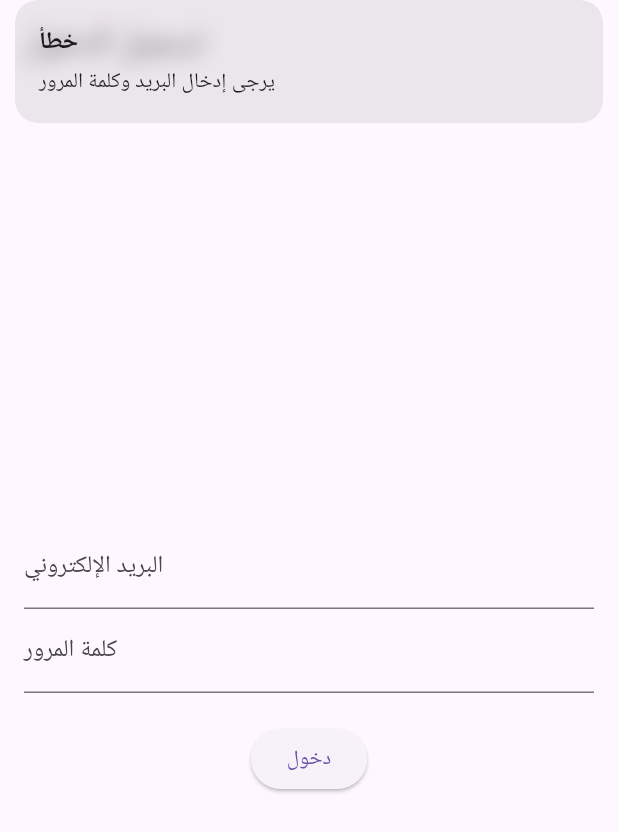
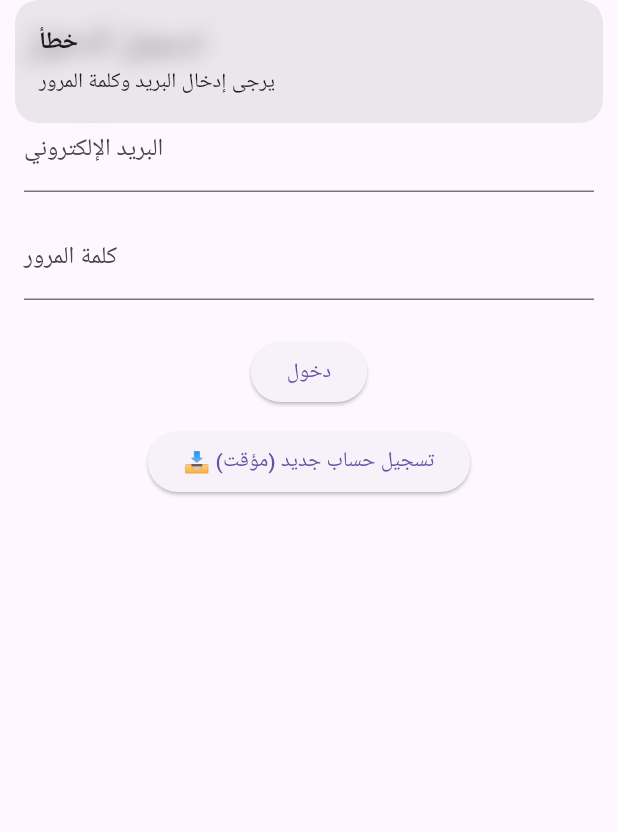
Before and after one commit to hakibatii/trip_app, a Flutter app: the screen it shows after launch, after a tap on "دخول", on a phone screen of 412 x 824 dp. Shown: the top 832 px of the screen. Run offline on Flutter 3.47's test engine with Material 3 defaults, Android fonts, the phone set to English and light mode, and no system bars; our stand-ins replace get, get_storage, google_maps_flutter.

Commit message:
initial commit

```diff
--- a/lib/views/login_screen.dart
+++ b/lib/views/login_screen.dart
@@ -1,51 +1,95 @@
 import 'package:flutter/material.dart';
 import 'package:get/get.dart';
-import 'package:firebase_auth/firebase_auth.dart';
+import 'package:http/http.dart' as http;
+import 'dart:convert';
+import 'package:get_storage/get_storage.dart';
 
 class LoginScreen extends StatelessWidget {
   final emailController = TextEditingController();
   final passwordController = TextEditingController();
-  final FirebaseAuth _auth = FirebaseAuth.instance;
 
-  void login(BuildContext context) async {
+  Future<void> login() async {
     final email = emailController.text.trim();
     final password = passwordController.text.trim();
 
     if (email.isEmpty || password.isEmpty) {
-      Get.snackbar('خطأ', 'يرجى إدخال البريد وكلمة المرور');
+      Get.snackbar("خطأ", "يرجى إدخال البريد وكلمة المرور");
       return;
     }
 
     try {
-      await _auth.signInWithEmailAndPassword(email: email, password: password);
-      Get.offAllNamed('/home'); // ✅ الانتقال للرئيسية بعد النجاح
+      final response = await http.post(
+        Uri.parse("https://hakibatii.000webhostapp.com/api/login"),
+        body: {
+          "email": email,
+          "password": password,
+        },
+      );
+
+      final data = json.decode(response.body);
+
+      if (data["status"] == true) {
+        final box = GetStorage();
+        box.write('isLoggedIn', true); // ✅ حفظ الجلسة
+        Get.offAllNamed('/home'); // ✅ انتقال إلى الصفحة الرئيسية
+      } else {
+        Get.snackbar("فشل", data["message"] ?? "فشل تسجيل الدخول");
+      }
     } catch (e) {
-      Get.snackbar('فشل تسجيل الدخول', e.toString());
+      Get.snackbar("خطأ", "حدث خطأ أثناء الاتصال بالخادم");
+    }
+  }
+
+  Future<void> registerTempAccount() async {
+    try {
+      final response = await http.post(
+        Uri.parse("https://hakibatii.000webhostapp.com/api/register"),
+        body: {
+          "email": "Ibork802@gmail.com",
+          "password": "123456789",
+          "name": "testuser", // إذا API يتطلب اسم
+        },
+      );
+
+      final data = json.decode(response.body);
+
+      if (data["status"] == true) {
+        Get.snackbar("نجاح", "تم إنشاء الحساب بنجاح!");
+      } else {
+        Get.snackbar("خطأ", data["message"] ?? "فشل إنشاء الحساب");
+      }
+    } catch (e) {
+      Get.snackbar("خطأ", "تعذر الاتصال بالخادم");
     }
   }
 
   @override
   Widget build(BuildContext context) {
     return Scaffold(
-      appBar: AppBar(title: Text('تسجيل الدخول')),
+      appBar: AppBar(title: Text("تسجيل الدخول")),
       body: Padding(
         padding: const EdgeInsets.all(16.0),
         child: Column(
-          mainAxisAlignment: MainAxisAlignment.center,
           children: [
             TextField(
               controller: emailController,
-              decoration: InputDecoration(labelText: 'البريد الإلكتروني'),
+              decoration: InputDecoration(labelText: "البريد الإلكتروني"),
             ),
+            SizedBox(height: 16),
             TextField(
               controller: passwordController,
-              decoration: InputDecoration(labelText: 'كلمة المرور'),
+              decoration: InputDecoration(labelText: "كلمة المرور"),
               obscureText: true,
             ),
-            SizedBox(height: 20),
+            SizedBox(height: 24),
             ElevatedButton(
-              onPressed: () => login(context),
-              child: Text('دخول'),
+              onPressed: login,
+              child: Text("دخول"),
+            ),
+            SizedBox(height: 12),
+            ElevatedButton(
+              onPressed: registerTempAccount,
+              child: Text("📥 تسجيل حساب جديد (مؤقت)"),
             ),
           ],
         ),
```
Also changed, not shown: 4 other files.
